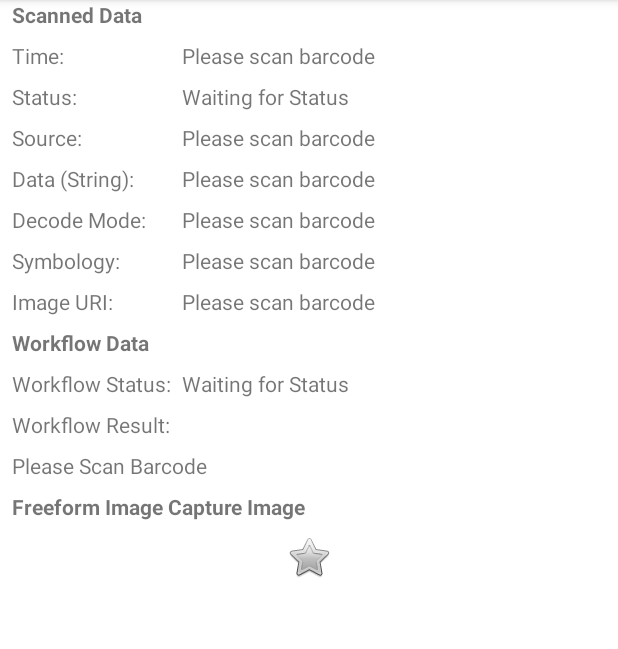
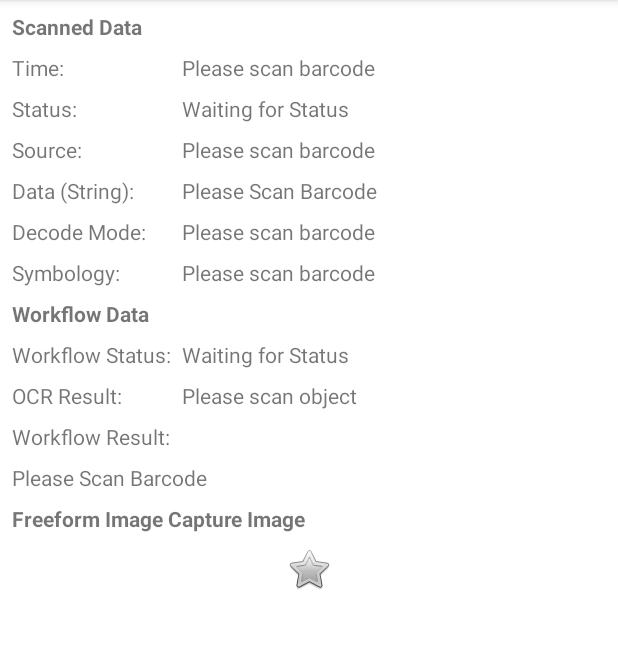
Before and after one commit to darryncampbell/DataWedge-Workflow-Sample, an Android app: the screen it shows after launch (MainActivity), on a phone screen of 412 x 824 dp, the part 84-733 px from its top. Run offline under Robolectric (Android 15) with nearby library versions, the phone set to English and light mode, and no system bars.

Commit message:
Big fixes and media

```diff
--- a/app/src/main/res/layout/activity_main.xml
+++ b/app/src/main/res/layout/activity_main.xml
@@ -17,6 +17,7 @@
             android:id="@+id/lblScannedData"
             android:layout_width="wrap_content"
             android:layout_height="wrap_content"
+            android:layout_marginTop="8dp"
             android:layout_marginStart="8dp"
             android:text="Scanned Data"
             android:textStyle="bold"
@@ -25,13 +26,13 @@
 
 
         <ImageView
-            android:id="@+id/imgFreeformImageCaptureImage"
+            android:id="@+id/img"
             android:layout_width="wrap_content"
             android:layout_height="wrap_content"
             android:layout_marginTop="8dp"
             app:layout_constraintEnd_toEndOf="parent"
             app:layout_constraintStart_toStartOf="parent"
-            app:layout_constraintTop_toBottomOf="@+id/lblFreeformImageCaptureImage"
+            app:layout_constraintTop_toBottomOf="@+id/lblImage"
             app:srcCompat="@android:drawable/btn_star" />
 
         <TextView
@@ -90,6 +91,7 @@
             android:layout_height="wrap_content"
             android:layout_marginStart="8dp"
             android:layout_marginEnd="8dp"
+            android:visibility="gone"
             android:text="Please scan barcode"
             app:layout_constraintEnd_toEndOf="parent"
             app:layout_constraintStart_toEndOf="@+id/lblWorkflowResult"
@@ -102,6 +104,7 @@
             android:layout_marginStart="8dp"
             android:layout_marginTop="8dp"
             android:text="Image URI:"
+            android:visibility="gone"
             app:layout_constraintStart_toStartOf="parent"
             app:layout_constraintTop_toBottomOf="@+id/lblSymbology" />
 
@@ -124,7 +127,7 @@
             android:layout_marginTop="8dp"
             android:text="Workflow Result:"
             app:layout_constraintStart_toStartOf="parent"
-            app:layout_constraintTop_toBottomOf="@+id/lblWorkflowStatus" />
+            app:layout_constraintTop_toBottomOf="@+id/lblOCRResult" />
 
         <TextView
             android:id="@+id/txtTime"
@@ -187,6 +190,7 @@
             android:id="@+id/txtSymbology"
             android:layout_width="0dp"
             android:layout_height="wrap_content"
+            app:layout_constraintEnd_toEndOf="parent"
             android:text="Please scan barcode"
             android:layout_marginStart="8dp"
             android:layout_marginEnd="8dp"
@@ -236,7 +240,7 @@
             app:layout_constraintTop_toTopOf="@+id/lblWorkflowStatus"/>
 
         <TextView
-            android:id="@+id/lblFreeformImageCaptureImage"
+            android:id="@+id/lblImage"
             android:layout_width="wrap_content"
             android:layout_height="wrap_content"
             android:textStyle="bold"
@@ -246,6 +250,27 @@
             app:layout_constraintStart_toStartOf="parent"
             app:layout_constraintTop_toBottomOf="@+id/txtWorkflowResult" />
 
+        <TextView
+            android:id="@+id/lblOCRResult"
+            android:layout_width="wrap_content"
+            android:layout_height="wrap_content"
+            android:text="OCR Result:"
+            android:layout_marginStart="8dp"
+            android:layout_marginTop="8dp"
+            app:layout_constraintStart_toStartOf="parent"
+            app:layout_constraintTop_toBottomOf="@+id/lblWorkflowStatus" />
+
+        <TextView
+            android:id="@+id/txtOCRResult"
+            android:layout_width="0dp"
+            android:layout_height="wrap_content"
+            app:layout_constraintEnd_toEndOf="parent"
+            android:text="Please scan object"
+            android:layout_marginStart="8dp"
+            android:layout_marginEnd="8dp"
+            app:layout_constraintStart_toEndOf="@+id/lblWorkflowResult"
+            app:layout_constraintTop_toTopOf="@+id/lblOCRResult" />
+
     </androidx.constraintlayout.widget.ConstraintLayout>
 
     </ScrollView>
```
Also changed, not shown: app/src/main/java/com/darryncampbell/datawedgeworkflowsample/DWUtilities.java (+11 -8 lines), app/src/main/java/com/darryncampbell/datawedgeworkflowsample/MainActivity.java (+45 -52 lines), 16 other files.
